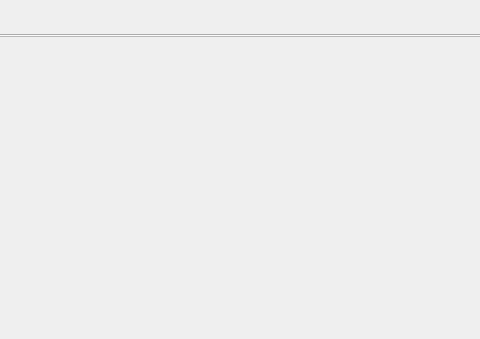
This is src/mainwindow.ui in ciyaca/client as Qt 5 draws it before an edit; both pictures show x 217 to 697 and y 0 to 339 of the 875 by 673 pixel window. The edited form follows.
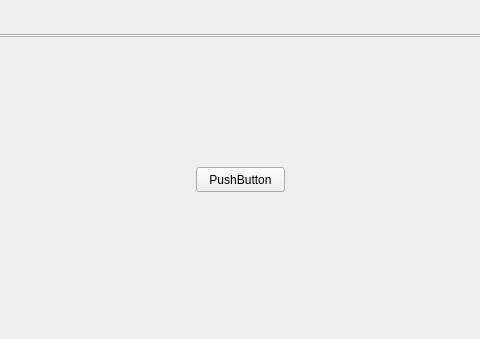
This is the edited form. The open tabs and pages were chosen to show the change. Icons and pictures are not drawn.

```diff
--- a/src/mainwindow.ui
+++ b/src/mainwindow.ui
@@ -272,6 +272,19 @@
           <height>399</height>
          </rect>
         </property>
+        <widget class="QPushButton" name="pushButton_2">
+         <property name="geometry">
+          <rect>
+           <x>210</x>
+           <y>130</y>
+           <width>89</width>
+           <height>25</height>
+          </rect>
+         </property>
+         <property name="text">
+          <string>PushButton</string>
+         </property>
+        </widget>
        </widget>
       </widget>
       <widget class="QPushButton" name="bbs_post_refresh_btn">
```
Left out of the diff: 2 changed lines with no effect on the pictures.
